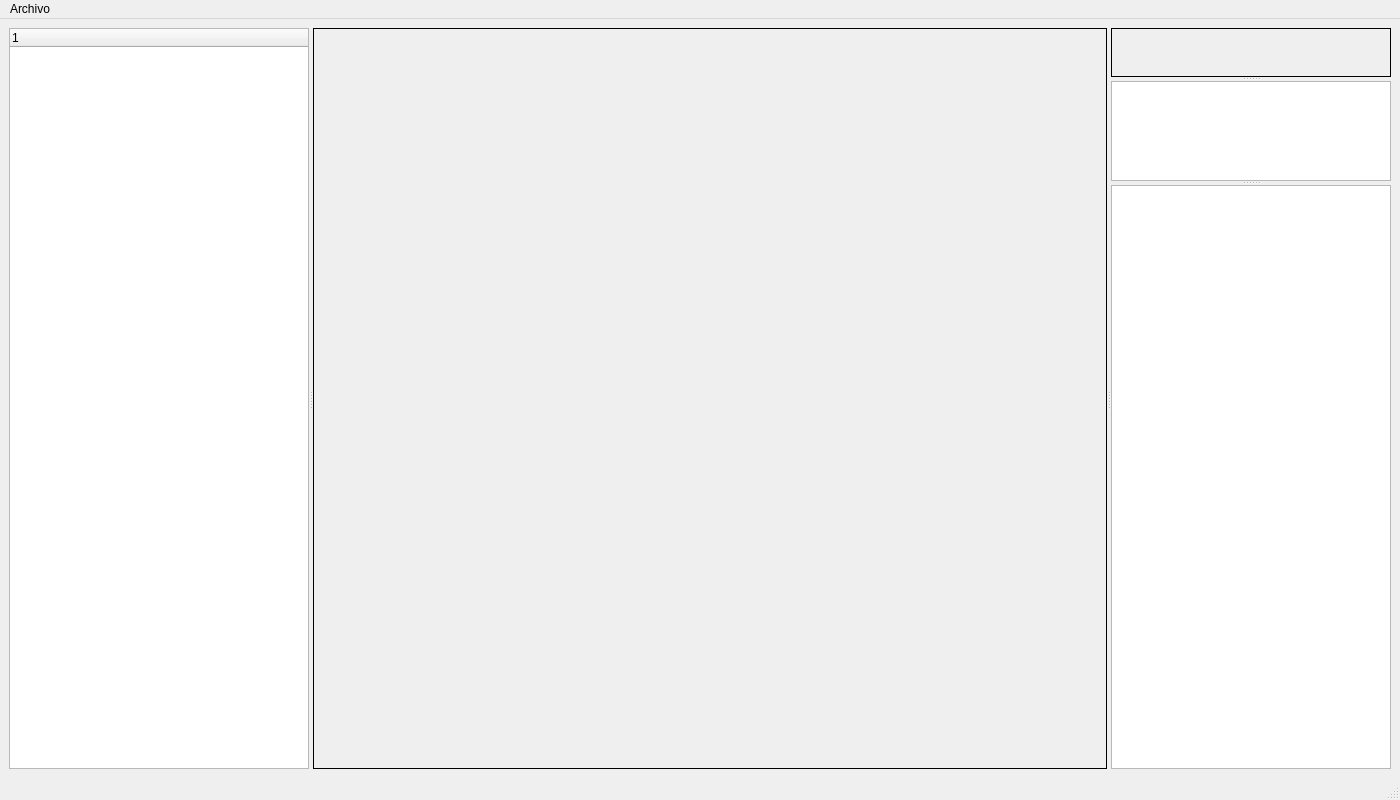
Old version of the form FreeWork/ADECUA/AppFinalQt/ADECUA.ui in the repository epdelasheras/PYTHON.
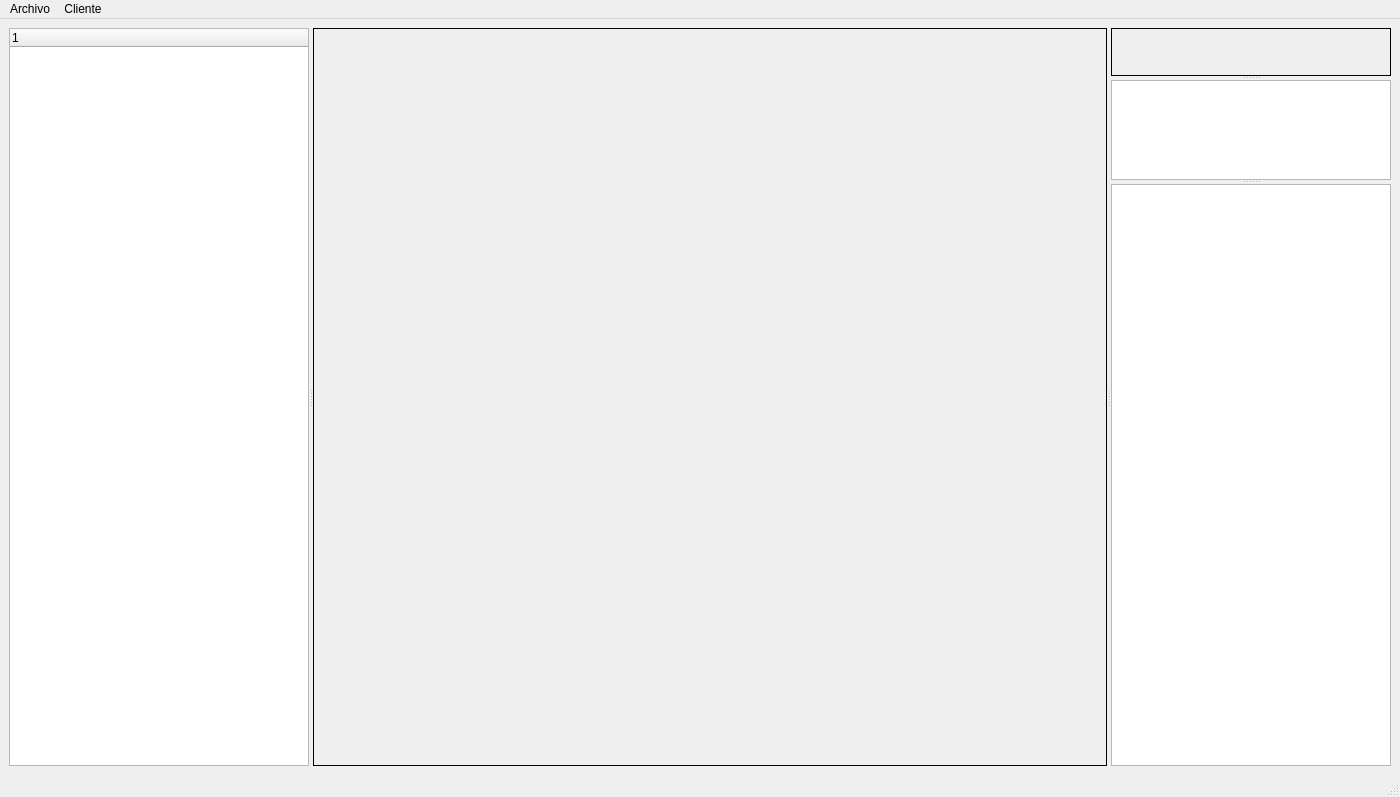
New version of the form.

Commit message: create client menu and client data base

```diff
--- a/FreeWork/ADECUA/AppFinalQt/ADECUA.ui
+++ b/FreeWork/ADECUA/AppFinalQt/ADECUA.ui
@@ -7,7 +7,7 @@
     <x>0</x>
     <y>0</y>
     <width>1400</width>
-    <height>800</height>
+    <height>797</height>
    </rect>
   </property>
   <property name="sizePolicy">
@@ -163,7 +163,15 @@
     <addaction name="separator"/>
     <addaction name="file_quit"/>
    </widget>
+   <widget class="QMenu" name="menuClient">
+    <property name="title">
+     <string>Cliente</string>
+    </property>
+    <addaction name="client_new"/>
+    <addaction name="client_manage"/>
+   </widget>
    <addaction name="menuFile"/>
+   <addaction name="menuClient"/>
   </widget>
   <widget class="QStatusBar" name="statusbar"/>
   <action name="file_open">
```
Left out of the diff: 10 changed lines with no effect on the pictures. The commit also changes 3 other files.
